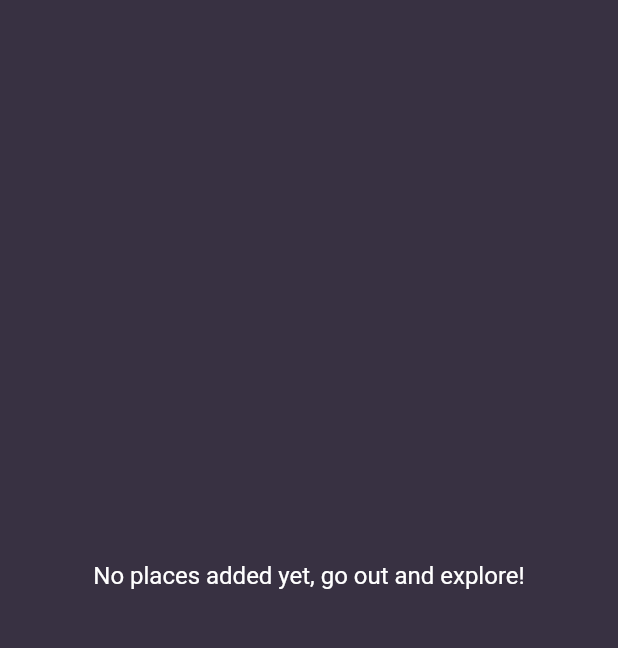
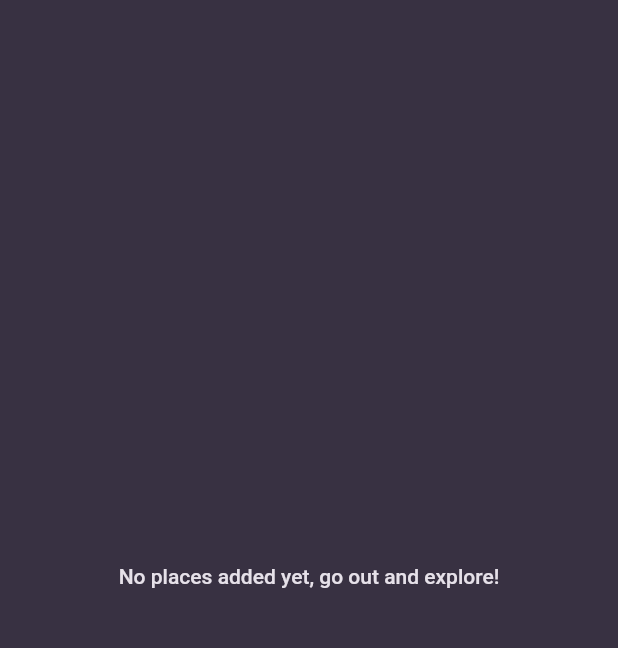
Before and after one commit to drood87/favorite_places, a Flutter app: the screen it shows after launch, on a phone screen of 412 x 824 dp, the part 84-732 px from its top. Run offline on Flutter 3.47's test engine with Material 2 defaults, Android fonts, the phone set to English and light mode, and no system bars; our stand-ins replace flutter_bloc, google_fonts.

```diff
--- a/lib/cubits/places_cubit.dart
+++ b/lib/cubits/places_cubit.dart
@@ -1,4 +1,4 @@
-import 'package:favorite_places/models/places.dart';
+import 'package:favorite_places/models/place.dart';
 import 'package:flutter_bloc/flutter_bloc.dart';
 
 class PlacesCubit extends Cubit<List<Place>> {
--- a/lib/screens/add_places.dart
+++ b/lib/screens/add_places.dart
@@ -1,5 +1,5 @@
 import 'package:favorite_places/cubits/places_cubit.dart';
-import 'package:favorite_places/models/places.dart';
+import 'package:favorite_places/models/place.dart';
 import 'package:flutter/material.dart';
 import 'package:flutter_bloc/flutter_bloc.dart';
 
@@ -53,6 +53,9 @@ class _AddPlacesState extends State<AddPlaces> {
                     onPressed: () {
                       final cubit = BlocProvider.of<PlacesCubit>(context);
 
+                      if (_controller.text.isEmpty) {
+                        return;
+                      }
                       cubit.addPlace(
                         Place(name: _controller.text),
                       );
--- a/lib/screens/favorite_places.dart
+++ b/lib/screens/favorite_places.dart
@@ -1,5 +1,5 @@
 import 'package:favorite_places/cubits/places_cubit.dart';
-import 'package:favorite_places/models/places.dart';
+import 'package:favorite_places/models/place.dart';
 import 'package:favorite_places/screens/add_places.dart';
 import 'package:favorite_places/widgets/places_list.dart';
 import 'package:flutter/material.dart';
@@ -33,10 +33,12 @@ class FavoritePlaces extends StatelessWidget {
       body: BlocBuilder<PlacesCubit, List<Place>>(
         builder: (context, state) => state.isNotEmpty
             ? PlacesList(places: state)
-            : const Center(
+            : Center(
                 child: Text(
                   'No places added yet, go out and explore!',
-                  style: TextStyle(color: Colors.white, fontSize: 16),
+                  style: Theme.of(context).textTheme.bodyLarge!.copyWith(
+                        color: Theme.of(context).colorScheme.onBackground,
+                      ),
                 ),
               ),
       ),
```
Also changed, not shown: lib/screens/place_details.dart (+7 -6 lines), lib/widgets/places_list.dart (+9 -18 lines), lib/models/place.dart (renamed from lib/models/places.dart).
